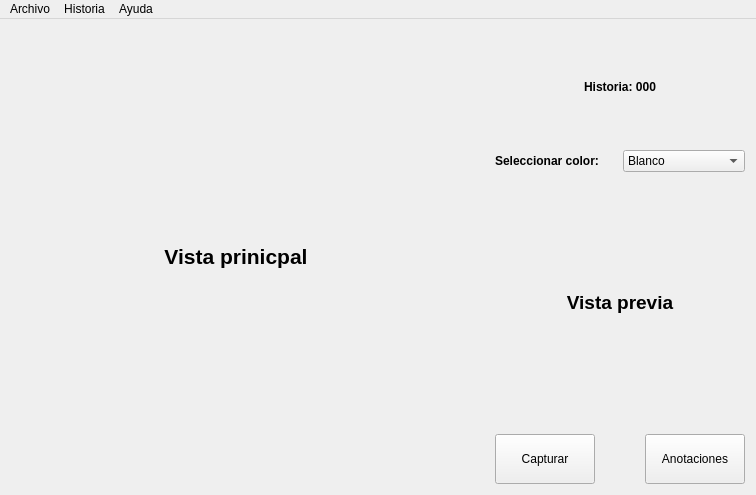
Above: mainwindow.ui from Gabrielnz/pasantia-CIMBUC before the change. Below: the same form after it.
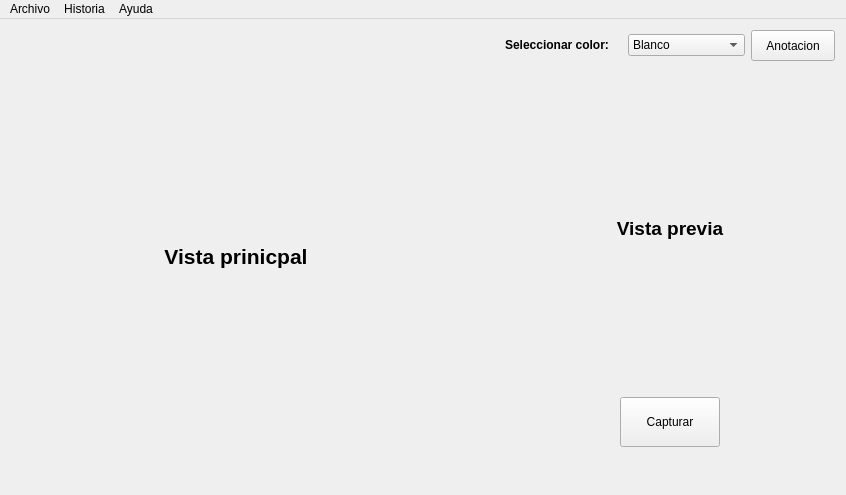
That is the form after the change.

Commit message: Retocando la interfaz.

```diff
--- a/mainwindow.ui
+++ b/mainwindow.ui
@@ -6,7 +6,7 @@
    <rect>
     <x>0</x>
     <y>0</y>
-    <width>756</width>
+    <width>846</width>
     <height>495</height>
    </rect>
   </property>
@@ -16,19 +16,13 @@
     <height>495</height>
    </size>
   </property>
-  <property name="maximumSize">
-   <size>
-    <width>756</width>
-    <height>495</height>
-   </size>
-  </property>
   <property name="windowTitle">
    <string>Dermatoscopio</string>
   </property>
   <widget class="QWidget" name="centralWidget">
    <layout class="QGridLayout" name="gridLayout">
     <item row="0" column="0">
-     <layout class="QHBoxLayout" name="horizontalLayout_3">
+     <layout class="QHBoxLayout" name="horizontalLayout_5">
       <item>
        <widget class="QLabel" name="etqCamara">
         <property name="minimumSize">
@@ -58,8 +52,8 @@
         </property>
         <property name="sizeHint" stdset="0">
          <size>
-          <width>40</width>
-          <height>20</height>
+          <width>19</width>
+          <height>447</height>
          </size>
         </property>
        </spacer>
@@ -67,38 +61,7 @@
       <item>
        <layout class="QVBoxLayout" name="verticalLayout">
         <item>
-         <spacer name="verticalSpacer_2">
-          <property name="orientation">
-           <enum>Qt::Vertical</enum>
-          </property>
-          <property name="sizeHint" stdset="0">
-           <size>
-            <width>247</width>
-            <height>31</height>
-           </size>
-          </property>
-         </spacer>
-        </item>
-        <item>
-         <widget class="QLabel" name="etqHistoria">
-          <property name="text">
-           <string>&lt;html&gt;&lt;head/&gt;&lt;body&gt;&lt;p align=&quot;center&quot;&gt;&lt;span style=&quot; font-weight:600;&quot;&gt;Historia: 000&lt;/span&gt;&lt;/p&gt;&lt;/body&gt;&lt;/html&gt;</string>
-          </property>
-         </widget>
-        </item>
-        <item>
-         <spacer name="verticalSpacer">
-          <property name="orientation">
-           <enum>Qt::Vertical</enum>
-          </property>
-          <property name="sizeHint" stdset="0">
-           <size>
-            <width>247</width>
-            <height>31</height>
-           </size>
-          </property>
-         </spacer>
-        </item>
+         <layout class="QHBoxLayout" name="horizontalLayout_3">
         <item>
          <layout class="QHBoxLayout" name="horizontalLayout">
           <item>
@@ -143,6 +106,55 @@
            </widget>
           </item>
          </layout>
+          </item>
+          <item>
+           <widget class="QPushButton" name="btnAnotaciones">
+            <property name="minimumSize">
+             <size>
+              <width>84</width>
+              <height>31</height>
+             </size>
+            </property>
+            <property name="maximumSize">
+             <size>
+              <width>84</width>
+              <height>31</height>
+             </size>
+            </property>
+            <property name="text">
+             <string>Anotacion</string>
+            </property>
+           </widget>
+          </item>
+         </layout>
+        </item>
+        <item>
+         <spacer name="verticalSpacer_3">
+          <property name="orientation">
+           <enum>Qt::Vertical</enum>
+          </property>
+          <property name="sizeHint" stdset="0">
+           <size>
+            <width>247</width>
+            <height>31</height>
+           </size>
+          </property>
+         </spacer>
+        </item>
+        <item>
+         <layout class="QHBoxLayout" name="horizontalLayout_4">
+          <item>
+           <spacer name="horizontalSpacer_5">
+            <property name="orientation">
+             <enum>Qt::Horizontal</enum>
+            </property>
+            <property name="sizeHint" stdset="0">
+             <size>
+              <width>40</width>
+              <height>20</height>
+             </size>
+            </property>
+           </spacer>
         </item>
         <item>
          <widget class="QLabel" name="etqVistaprevia">
@@ -164,7 +176,48 @@
          </widget>
         </item>
         <item>
+           <spacer name="horizontalSpacer_4">
+            <property name="orientation">
+             <enum>Qt::Horizontal</enum>
+            </property>
+            <property name="sizeHint" stdset="0">
+             <size>
+              <width>40</width>
+              <height>20</height>
+             </size>
+            </property>
+           </spacer>
+          </item>
+         </layout>
+        </item>
+        <item>
+         <spacer name="verticalSpacer">
+          <property name="orientation">
+           <enum>Qt::Vertical</enum>
+          </property>
+          <property name="sizeHint" stdset="0">
+           <size>
+            <width>247</width>
+            <height>31</height>
+           </size>
+          </property>
+         </spacer>
+        </item>
+        <item>
          <layout class="QHBoxLayout" name="horizontalLayout_2">
+          <item>
+           <spacer name="horizontalSpacer_3">
+            <property name="orientation">
+             <enum>Qt::Horizontal</enum>
+            </property>
+            <property name="sizeHint" stdset="0">
+             <size>
+              <width>33</width>
+              <height>47</height>
+             </size>
+            </property>
+           </spacer>
+          </item>
           <item>
            <widget class="QPushButton" name="btnCapturar">
             <property name="minimumSize">
@@ -191,33 +244,27 @@
             </property>
             <property name="sizeHint" stdset="0">
              <size>
-              <width>40</width>
-              <height>20</height>
+              <width>33</width>
+              <height>47</height>
              </size>
             </property>
            </spacer>
           </item>
-          <item>
-           <widget class="QPushButton" name="btnAnotaciones">
-            <property name="minimumSize">
-             <size>
-              <width>100</width>
-              <height>50</height>
-             </size>
-            </property>
-            <property name="maximumSize">
-             <size>
-              <width>100</width>
-              <height>50</height>
-             </size>
-            </property>
-            <property name="text">
-             <string>Anotaciones</string>
-            </property>
-           </widget>
-          </item>
          </layout>
         </item>
+        <item>
+         <spacer name="verticalSpacer_2">
+          <property name="orientation">
+           <enum>Qt::Vertical</enum>
+          </property>
+          <property name="sizeHint" stdset="0">
+           <size>
+            <width>247</width>
+            <height>31</height>
+           </size>
+          </property>
+         </spacer>
+        </item>
        </layout>
       </item>
      </layout>
@@ -229,7 +276,7 @@
     <rect>
      <x>0</x>
      <y>0</y>
-     <width>756</width>
+     <width>846</width>
      <height>25</height>
     </rect>
    </property>
```
Left out of the diff: 27 changed lines with no effect on the pictures. Lines whose indentation alone changed are shown as unchanged. The commit also changes 2 other files.
